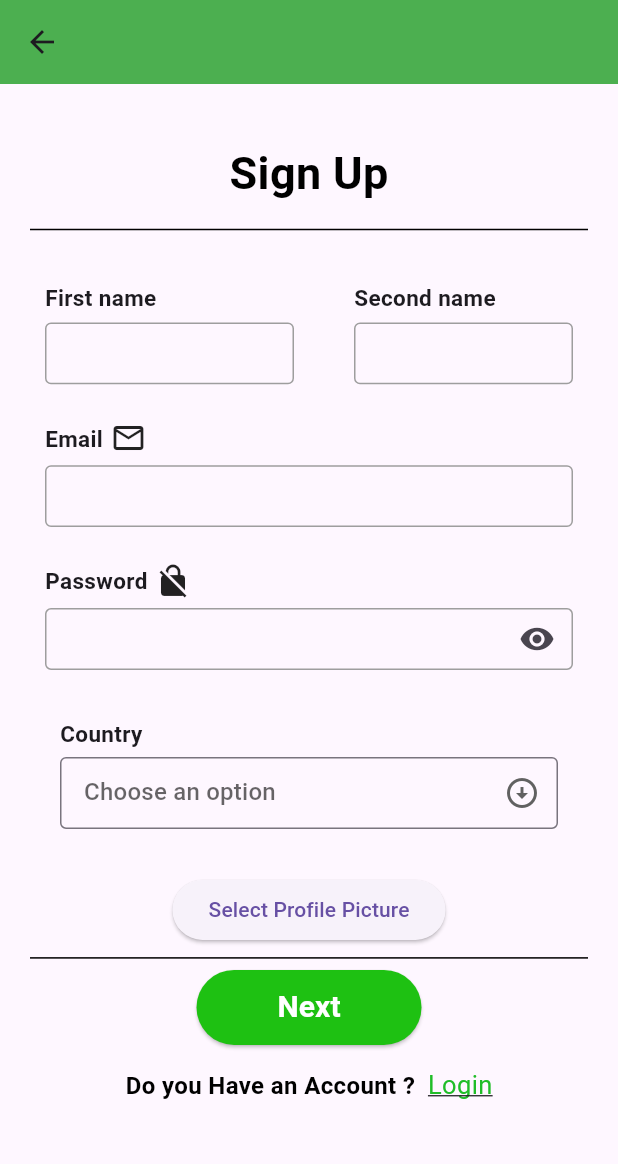
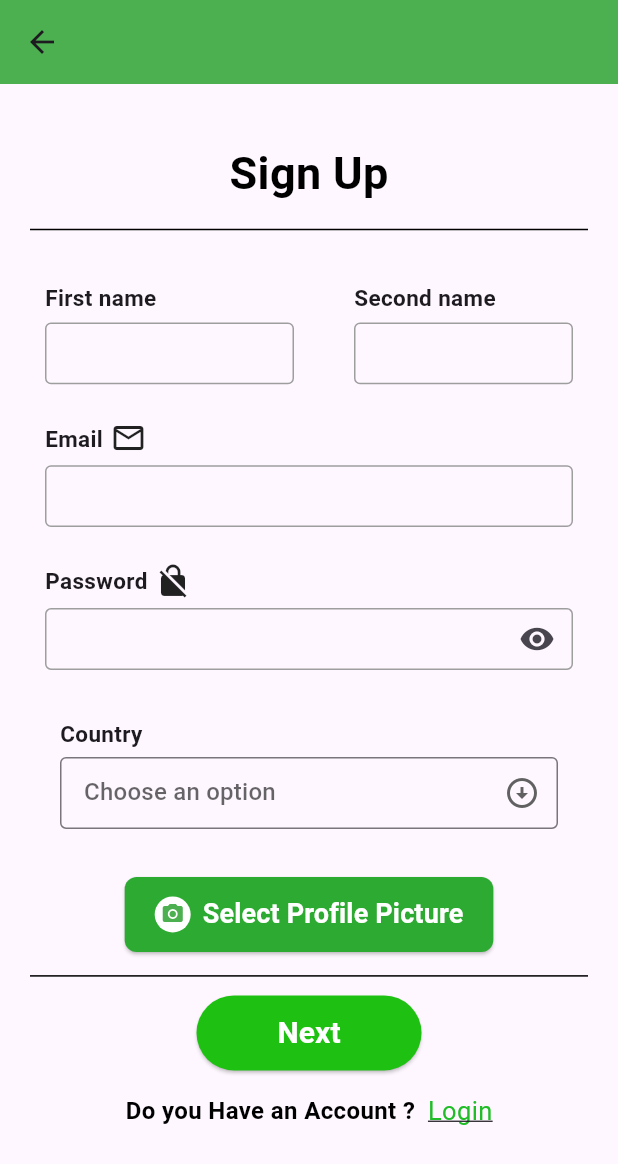
Before and after one commit to farahhossam2004/FreeLance_App, a Flutter app: the SignUp screen opened directly, on a phone screen of 412 x 824 dp. Shown: the top 1164 px of the screen. Run offline on Flutter 3.47's test engine with Material 3 defaults, Android fonts, the phone set to English and light mode, and no system bars; drawn by our look-alikes of modal_progress_hud_nsn; our stand-ins replace awesome_dialog, cloud_firestore, file_picker, firebase_auth, firebase_core, firebase_storage and 6 more; missing offline and left inert: dart:html, flutter_paypal_payment, upi_payment_qrcode_generator; accounts and stored records are empty; network calls fail.

Commit message:
button upload image style + otherclient modifications

```diff
--- a/lib/main.dart
+++ b/lib/main.dart
@@ -3,6 +3,7 @@ import 'package:flutter/material.dart';
 import 'package:freelance_app/firebase_options.dart';
 import 'package:freelance_app/services/user_provider.dart';
 import 'package:freelance_app/views/start.dart';
+import 'package:freelance_app/views/test_profile.dart';
 import 'package:provider/provider.dart';
 
 void main() async {
--- a/lib/views/client_profile.dart
+++ b/lib/views/client_profile.dart
@@ -90,8 +90,8 @@ class _ClientProfileState extends State<ClientProfile> {
                         item: _client!.country,
                       ),
                       ProfileHelpers().getProfileContainer(
-                        title: "Jobs",
-                        item: '0',
+                        title: "Reviews",
+                        item: _client!.getPersonrate.length.toString(),
                       ),
                     ],
                   ),
--- a/lib/views/free_lancer.dart
+++ b/lib/views/free_lancer.dart
@@ -95,7 +95,7 @@ class _FreeLancerProfileState extends State<FreeLancerProfile> {
                       ProfileHelpers().getProfileContainer(
                           title: "Country", item: _freeLancer!.country),
                       ProfileHelpers()
-                          .getProfileContainer(title: "Jobs", item: '0'),
+                          .getProfileContainer(title: "Reviews", item: _freeLancer!.getPersonrate.length.toString()),
                       ProfileHelpers().getProfileContainer(
                           title: "Price",
                           item: _freeLancer!.getFreelancerPrice.toString()),
--- a/lib/views/other_freeLancer_profile.dart
+++ b/lib/views/other_freeLancer_profile.dart
@@ -35,7 +35,7 @@ class OtherFreelancerProfile extends StatelessWidget {
             Map<String, dynamic> data =
                 snapshot.data!.data() as Map<String, dynamic>;
 
-
+            List<dynamic> array = data['rate'];
 
             return Scaffold(
               appBar: AppBar(
@@ -73,7 +73,7 @@ class OtherFreelancerProfile extends StatelessWidget {
                               ProfileHelpers().getProfileContainer(
                                   title: "Country", item: data['Country']),
                               ProfileHelpers().getProfileContainer(
-                                  title: "Jobs", item: '0'),
+                                  title: "Reviews", item: array.length.toString() ),
                               ProfileHelpers().getProfileContainer(
                                   title: "Price",
                                   item: data['Price'].toString()),
--- a/lib/views/sign_up.dart
+++ b/lib/views/sign_up.dart
@@ -191,15 +191,44 @@ class _SignUpState extends State<SignUp> {
                         ),
                       ],
                     ),
-                    const SizedBox(height: 10),
-                    ElevatedButton(
-                      onPressed: _pickImage,
-                      child: const Text('Select Profile Picture'),
+                    //=============================================================
+                    const SizedBox(height: 4),
+
+                    //============================================================
+                    Padding(
+                      padding: const EdgeInsets.all(8.0),
+                      child: ElevatedButton.icon(
+                        onPressed: _pickImage,
+                        icon: const CircleAvatar(
+                          radius: 12, // Adjust radius as needed
+                          backgroundColor: Colors.white,
+                          child: Icon(
+                            Icons.camera_alt,
+                            color: Colors.green,
+                            size: 16,
+                          ),
+                        ),
+                        label: const Text('Select Profile Picture' , style: TextStyle(color: Colors.white , fontSize: 18 , fontWeight: FontWeight.bold),),
+                        style: ElevatedButton.styleFrom(
+                          backgroundColor:
+                              const Color.fromARGB(255, 44, 170, 49), // Button background color
+                          shape: RoundedRectangleBorder(
+                            borderRadius: BorderRadius.circular(
+                                8),
+                          ),
+                          padding: const EdgeInsets.symmetric(
+                              vertical: 12, horizontal: 20), // Adjust padding
+                        ),
+                      ),
                     ),
+
+                    //===============================================
                     const Divider(
                       color: Colors.black,
                       thickness: 1,
                     ),
+                    //=====================================================
+                    const SizedBox(height: 5,),
                     SignUpLoginHelper().getNextButton(
                       page: page,
                       context: context,
@@ -207,7 +236,7 @@ class _SignUpState extends State<SignUp> {
                       onTap: () async {
                         if (FormKey.currentState!.validate()) {
                           if (option == 1) {
-                              String? imageUrl = await _uploadImage(Email.text);
+                            String? imageUrl = await _uploadImage(Email.text);
                             page = SecondFreelancerSignup(
                               imageURL: imageUrl,
                               Email: Email.text,
```
Also changed, not shown: lib/views/other_client_profile.dart (+7 -3 lines), lib/widgets/profile_helpers.dart (+16 -6 lines).
